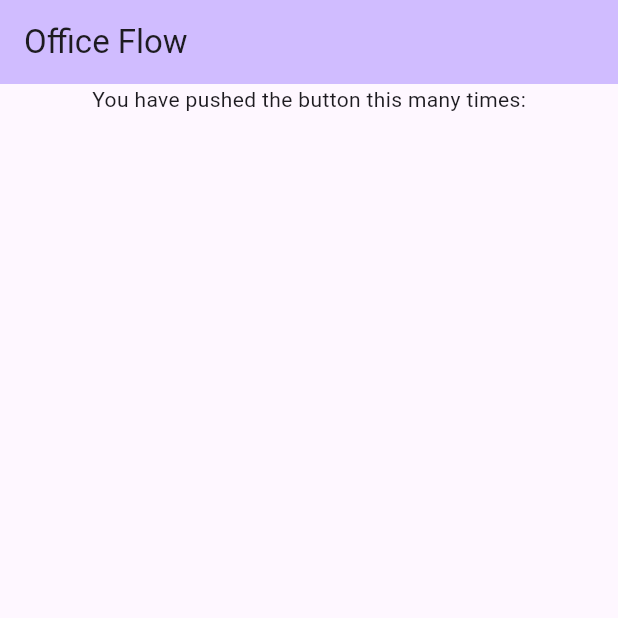
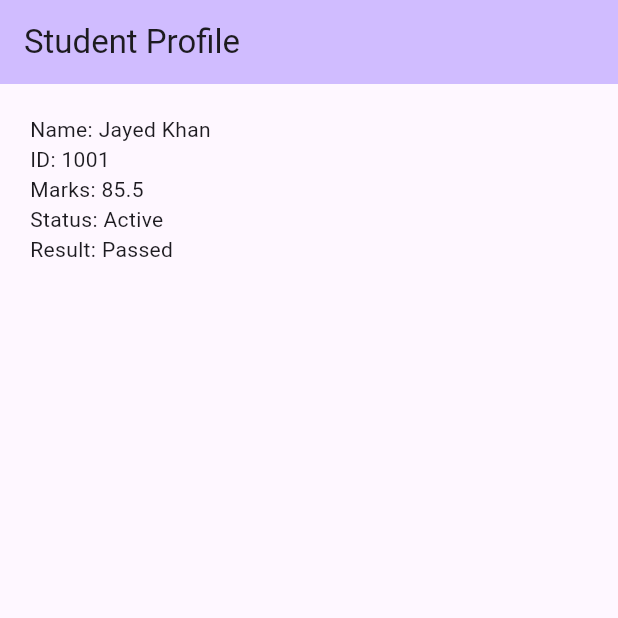
Before and after one commit to jahirulislammolla/OfficeFlowFlutter, a Flutter app: the screen it shows after launch, on a phone screen of 412 x 824 dp, the top half of it. Run offline on Flutter 3.47's test engine with Material 3 defaults, Android fonts, the phone set to English and light mode, and no system bars.

Commit message:
feat: add initial student profile UI in main.dart

```diff
--- a/workspace_flutter/lib/main.dart
+++ b/workspace_flutter/lib/main.dart
@@ -9,6 +9,10 @@ class MyApp extends StatelessWidget {
 
   @override
   Widget build(BuildContext context) {
+    final String studentName = 'Jayed Khan';
+    const int studentId = 1001;
+    double marks = 85.5;
+    bool isActive = true;
     return MaterialApp(
       title: 'Flutter Demo',
       theme: ThemeData(
@@ -17,15 +21,25 @@ class MyApp extends StatelessWidget {
       home: Scaffold(
         appBar: AppBar(
           backgroundColor: Theme.of(context).colorScheme.inversePrimary,
-            title: Text('Office Flow'),
+            title: const Text('Student Profile'),
         ),
-        body: Center(
+        body: Padding(
+          padding: const EdgeInsets.all(20),
           child: Column(
+            crossAxisAlignment: CrossAxisAlignment.start,
             children: [
-              const Text('You have pushed the button this many times:'),
+              Text('Name: $studentName'),
+              Text('ID: $studentId'),
+              Text('Marks: $marks'),
+              Text(
+                'Status: ${isActive ? "Active" : "Inactive"}',
+              ),
+              Text(
+                'Result: ${marks >= 40 ? "Passed" : "Failed"}',
+              ),
             ],
-          ),
-        ),
+          )
+        )
 
       ),
     );
```
